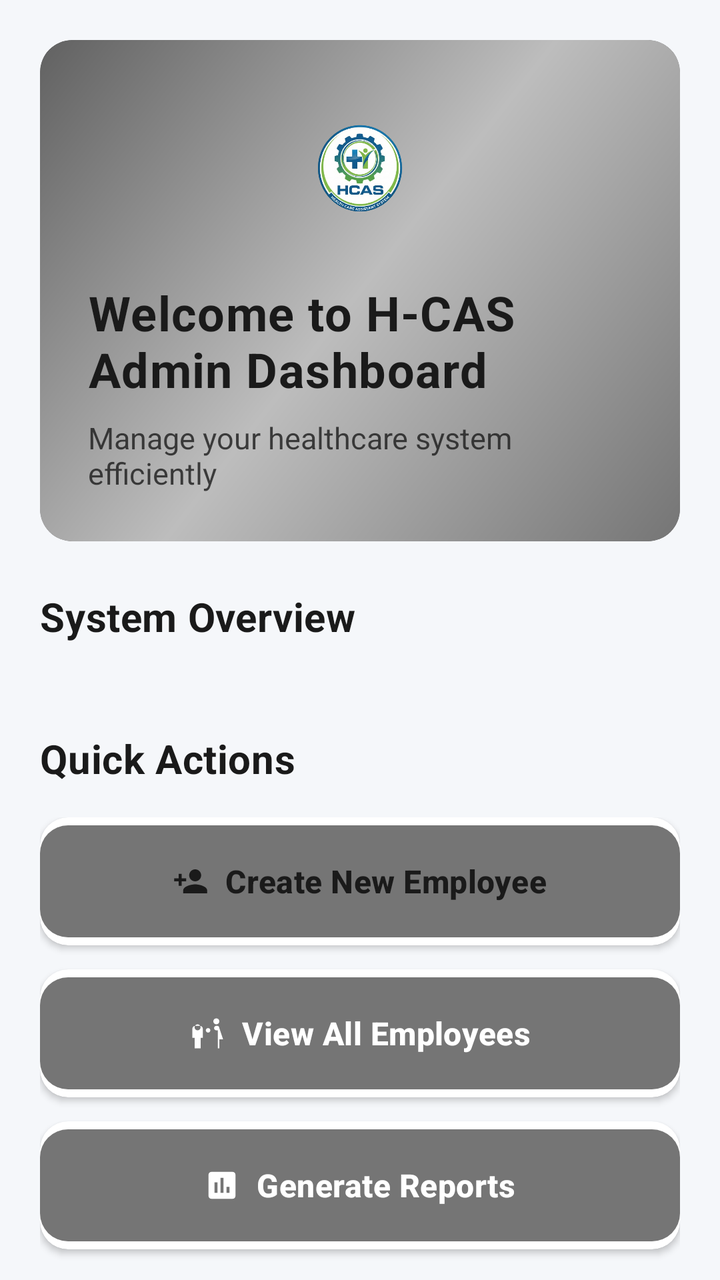
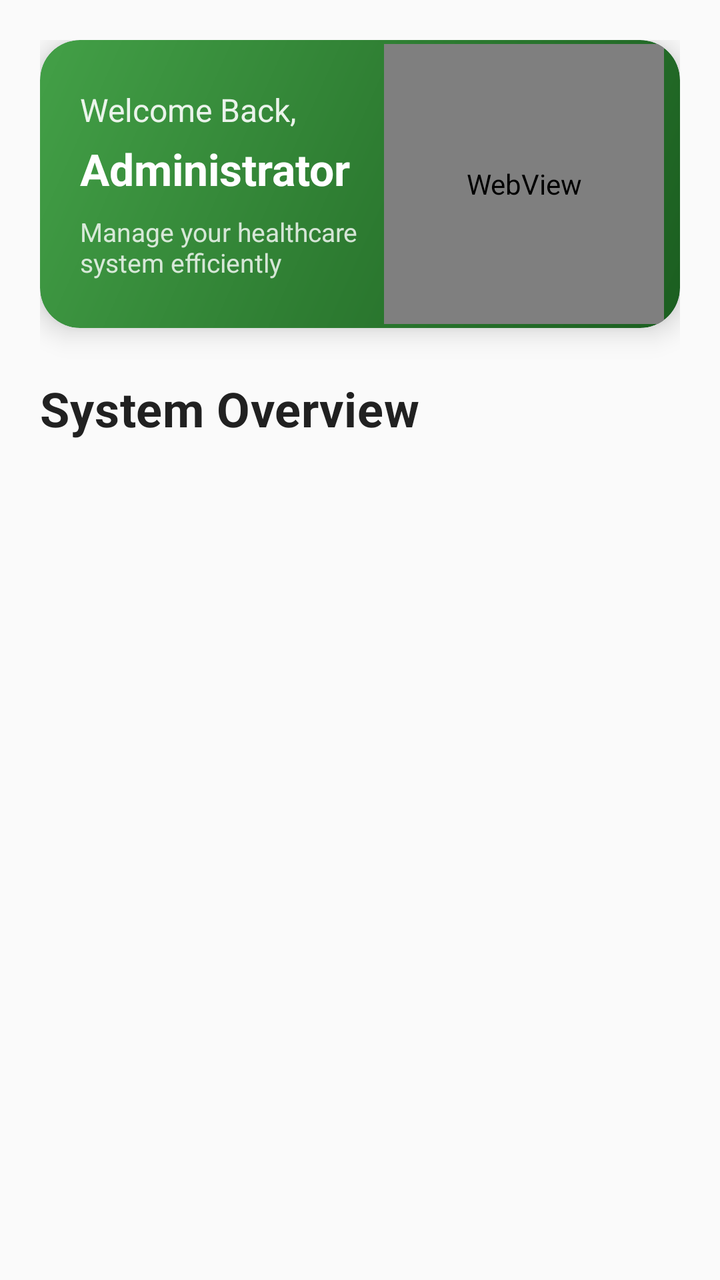

An Android layout rendered at two revisions. The XML below is the earlier revision; the diff shows what the commit changed to produce the second picture.
<!-- AndroidManifest.xml: activity theme Theme.H_CAS.NoActionBar -->
<!-- res/layout/fragment_admin_dashboard.xml -->
<?xml version="1.0" encoding="utf-8"?>
<ScrollView xmlns:android="http://schemas.android.com/apk/res/android"
    xmlns:app="http://schemas.android.com/apk/res-auto"
    android:layout_width="match_parent"
    android:layout_height="match_parent"
    android:background="#F5F7FA"
    android:fillViewport="true"
    android:scrollbars="none">

    <LinearLayout
        android:layout_width="match_parent"
        android:layout_height="wrap_content"
        android:orientation="vertical"
        android:padding="20dp">

        
        <com.google.android.material.card.MaterialCardView
            android:layout_width="match_parent"
            android:layout_height="wrap_content"
            android:layout_marginBottom="24dp"
            app:cardCornerRadius="16dp"
            app:cardElevation="0dp"
            app:strokeWidth="0dp"
            app:cardBackgroundColor="@color/admin_deep_purple">

            <LinearLayout
                android:layout_width="match_parent"
                android:layout_height="wrap_content"
                android:orientation="vertical"
                android:padding="24dp"
                android:background="@drawable/admin_welcome_background"
                android:gravity="center_horizontal">

                
                <ImageView
                    android:layout_width="80dp"
                    android:layout_height="80dp"
                    android:layout_marginBottom="16dp"
                    android:contentDescription="HCAS Logo"
                    android:scaleType="fitCenter"
                    android:src="@drawable/hcas_logo" />

                <TextView
                    android:id="@+id/welcomeTextView"
                    android:layout_width="wrap_content"
                    android:layout_height="wrap_content"
                    android:text="Welcome to H-CAS Admin Dashboard"
                    android:textSize="24sp"
                    android:textStyle="bold"
                    android:textColor="#1A1A1A"
                    android:letterSpacing="0.02" />

                <TextView
                    android:layout_width="wrap_content"
                    android:layout_height="wrap_content"
                    android:layout_marginTop="8dp"
                    android:text="Manage your healthcare system efficiently"
                    android:textSize="15sp"
                    android:textColor="#1A1A1A"
                    android:alpha="0.8" />

            </LinearLayout>

        </com.google.android.material.card.MaterialCardView>

        
        <LinearLayout
            android:layout_width="match_parent"
            android:layout_height="wrap_content"
            android:orientation="horizontal"
            android:gravity="center_vertical"
            android:layout_marginBottom="16dp">

            <TextView
                android:layout_width="0dp"
                android:layout_height="wrap_content"
                android:layout_weight="1"
                android:text="System Overview"
                android:textSize="20sp"
                android:textStyle="bold"
                android:textColor="#1A1A1A"
                android:letterSpacing="0.01" />

        </LinearLayout>

        <androidx.recyclerview.widget.RecyclerView
            android:id="@+id/statsRecyclerView"
            android:layout_width="match_parent"
            android:layout_height="wrap_content"
            android:layout_marginBottom="28dp"
            android:nestedScrollingEnabled="false" />

        
        <LinearLayout
            android:layout_width="match_parent"
            android:layout_height="wrap_content"
            android:orientation="horizontal"
            android:gravity="center_vertical"
            android:layout_marginBottom="16dp">

            <TextView
                android:layout_width="0dp"
                android:layout_height="wrap_content"
                android:layout_weight="1"
                android:text="Quick Actions"
                android:textSize="20sp"
                android:textStyle="bold"
                android:textColor="#1A1A1A"
                android:letterSpacing="0.01" />

        </LinearLayout>

        <LinearLayout
            android:layout_width="match_parent"
            android:layout_height="wrap_content"
            android:orientation="vertical">

            
            <com.google.android.material.card.MaterialCardView
                android:layout_width="match_parent"
                android:layout_height="wrap_content"
                android:layout_marginBottom="12dp"
                app:cardCornerRadius="14dp"
                app:cardElevation="2dp"
                app:strokeWidth="0dp"
                app:cardBackgroundColor="@color/white">

                <com.google.android.material.button.MaterialButton
                    android:id="@+id/createEmployeeButton"
                    android:layout_width="match_parent"
                    android:layout_height="64dp"
                    android:text="Create New Employee"
                    android:textSize="16sp"
                    android:textStyle="bold"
                    android:textColor="#1A1A1A"
                    android:letterSpacing="0.01"
                    app:icon="@drawable/ic_add_user"
                    app:iconGravity="textStart"
                    app:iconTint="#1A1A1A"
                    app:cornerRadius="14dp"
                    app:backgroundTint="@color/admin_deep_purple"
                    app:elevation="0dp"
                    android:paddingStart="20dp"
                    android:paddingEnd="20dp" />

            </com.google.android.material.card.MaterialCardView>

            
            <com.google.android.material.card.MaterialCardView
                android:layout_width="match_parent"
                android:layout_height="wrap_content"
                android:layout_marginBottom="12dp"
                app:cardCornerRadius="14dp"
                app:cardElevation="2dp"
                app:strokeWidth="0dp"
                app:cardBackgroundColor="@color/white">

                <com.google.android.material.button.MaterialButton
                    android:id="@+id/viewEmployeesButton"
                    android:layout_width="match_parent"
                    android:layout_height="64dp"
                    android:text="View All Employees"
                    android:textSize="16sp"
                    android:textStyle="bold"
                    android:textColor="@color/white"
                    android:letterSpacing="0.01"
                    app:icon="@drawable/ic_manage_users"
                    app:iconGravity="textStart"
                    app:iconTint="@color/white"
                    app:cornerRadius="14dp"
                    app:backgroundTint="@color/admin_deep_purple"
                    app:elevation="0dp"
                    android:paddingStart="20dp"
                    android:paddingEnd="20dp" />

            </com.google.android.material.card.MaterialCardView>

            
            <com.google.android.material.card.MaterialCardView
                android:layout_width="match_parent"
                android:layout_height="wrap_content"
                android:layout_marginBottom="8dp"
                app:cardCornerRadius="14dp"
                app:cardElevation="2dp"
                app:strokeWidth="0dp"
                app:cardBackgroundColor="@color/white">

                <com.google.android.material.button.MaterialButton
                    android:id="@+id/generateReportsButton"
                    android:layout_width="match_parent"
                    android:layout_height="64dp"
                    android:text="Generate Reports"
                    android:textSize="16sp"
                    android:textStyle="bold"
                    android:textColor="@color/white"
                    android:letterSpacing="0.01"
                    app:icon="@drawable/ic_reports"
                    app:iconGravity="textStart"
                    app:iconTint="@color/white"
                    app:cornerRadius="14dp"
                    app:backgroundTint="@color/admin_deep_purple"
                    app:elevation="0dp"
                    android:paddingStart="20dp"
                    android:paddingEnd="20dp" />

            </com.google.android.material.card.MaterialCardView>

        </LinearLayout>

    </LinearLayout>

</ScrollView>
<!-- resources referenced by this layout -->
<resources>
  <color name="admin_deep_purple">#757575</color>
  <color name="white">#FFFFFFFF</color>
  <!-- drawable admin_welcome_background (drawable) -->
  <?xml version="1.0" encoding="utf-8"?>
  <shape xmlns:android="http://schemas.android.com/apk/res/android"
      android:shape="rectangle">
      <gradient
          android:angle="135"
          android:startColor="#757575"
          android:centerColor="#BDBDBD"
          android:endColor="#616161"
          android:type="linear" />
      <corners android:radius="16dp" />
  </shape>
  <!-- drawable hcas_logo: png bitmap (drawable, 219945 bytes) -->
  <!-- drawable ic_add_user (drawable) -->
  <vector xmlns:android="http://schemas.android.com/apk/res/android"
      android:width="24dp"
      android:height="24dp"
      android:viewportWidth="24"
      android:viewportHeight="24"
      android:tint="@color/nav_item_color">
    <path
        android:fillColor="@android:color/white"
        android:pathData="M15,12c2.21,0 4,-1.79 4,-4s-1.79,-4 -4,-4 -4,1.79 -4,4 1.79,4 4,4zM6,10L6,7L4,7v3L1,10v2h3v3h2v-3h3v-2L6,10zM15,14c-2.67,0 -8,1.34 -8,4v2h16v-2c0,-2.66 -5.33,-4 -8,-4z"/>
  </vector>
  <!-- drawable ic_manage_users (drawable) -->
  <vector xmlns:android="http://schemas.android.com/apk/res/android"
      android:width="24dp"
      android:height="24dp"
      android:viewportWidth="24"
      android:viewportHeight="24"
      android:tint="@color/nav_item_color">
    <path
        android:fillColor="@android:color/white"
        android:pathData="M16,4c0,-1.11 0.89,-2 2,-2s2,0.89 2,2 -0.89,2 -2,2 -2,-0.89 -2,-2zM20,22v-6h2.5l-2.54,-7.63A1.5,1.5 0,0 0,18.54 7L18,7c-0.83,0 -1.5,0.67 -1.5,1.5S17.17,10 18,10h1v12h1zM12.5,11.5c0.83,0 1.5,-0.67 1.5,-1.5s-0.67,-1.5 -1.5,-1.5S11,9.17 11,10s0.67,1.5 1.5,1.5zM5.5,6c1.11,0 2,0.89 2,2s-0.89,2 -2,2 -2,-0.89 -2,-2 0.89,-2 2,-2zM7.5,22v-7H9L9,9c0,-1.1 -0.9,-2 -2,-2H4C2.9,7 2,7.9 2,9v6h1.5v7h4z"/>
  </vector>
  <!-- drawable ic_reports (drawable) -->
  <vector xmlns:android="http://schemas.android.com/apk/res/android"
      android:width="24dp"
      android:height="24dp"
      android:viewportWidth="24"
      android:viewportHeight="24"
      android:tint="@color/nav_item_color">
    <path
        android:fillColor="@android:color/white"
        android:pathData="M19,3H5C3.9,3 3,3.9 3,5v14c0,1.1 0.9,2 2,2h14c1.1,0 2,-0.9 2,-2V5C21,3.9 20.1,3 19,3zM9,17H7v-7h2V17zM13,17h-2V7h2V17zM17,17h-2v-4h2V17z"/>
  </vector>
  <style name="Theme.H_CAS.NoActionBar" parent="Theme.Material3.DayNight.NoActionBar">
          <item name="colorPrimary">@color/primary_blue</item>
          <item name="colorPrimaryDark">@color/primary_blue_dark</item>
          <item name="colorAccent">@color/accent_blue</item>
          <item name="android:statusBarColor">@color/white</item>
          <item name="android:windowLightStatusBar">true</item>
      </style>
  <color name="nav_item_color">#727272</color>
  <color name="primary_blue">#1976D2</color>
  <color name="primary_blue_dark">#1565C0</color>
  <color name="accent_blue">#2196F3</color>
</resources>

<!-- the commit's change to res/layout/fragment_admin_dashboard.xml (unified diff, before → after) -->
@@ -3,7 +3,7 @@
     xmlns:app="http://schemas.android.com/apk/res-auto"
     android:layout_width="match_parent"
     android:layout_height="match_parent"
-    android:background="#F5F7FA"
+    android:background="@color/background_light"
     android:fillViewport="true"
     android:scrollbars="none">
 
@@ -18,194 +18,91 @@
             android:layout_width="match_parent"
             android:layout_height="wrap_content"
             android:layout_marginBottom="24dp"
-            app:cardCornerRadius="16dp"
-            app:cardElevation="0dp"
-            app:strokeWidth="0dp"
-            app:cardBackgroundColor="@color/admin_deep_purple">
+            app:cardCornerRadius="20dp"
+            app:cardElevation="8dp"
+            app:strokeWidth="0dp">
 
-            <LinearLayout
+            <androidx.constraintlayout.widget.ConstraintLayout
                 android:layout_width="match_parent"
                 android:layout_height="wrap_content"
-                android:orientation="vertical"
-                android:padding="24dp"
-                android:background="@drawable/admin_welcome_background"
-                android:gravity="center_horizontal">
+                android:background="@drawable/admin_welcome_gradient">
 
                 
-                <ImageView
-                    android:layout_width="80dp"
-                    android:layout_height="80dp"
-                    android:layout_marginBottom="16dp"
-                    android:contentDescription="HCAS Logo"
-                    android:scaleType="fitCenter"
-                    android:src="@drawable/hcas_logo" />
+                <TextView
+                    android:id="@+id/welcomeTitle"
+                    android:layout_width="0dp"
+                    android:layout_height="wrap_content"
+                    android:layout_marginStart="20dp"
+                    android:layout_marginTop="24dp"
+                    android:text="Welcome Back,"
+                    android:textColor="@color/white"
+                    android:textSize="16sp"
+                    android:alpha="0.9"
+                    app:layout_constraintStart_toStartOf="parent"
+                    app:layout_constraintTop_toTopOf="parent"
+                    app:layout_constraintEnd_toStartOf="@id/macbookAnimation" />
 
                 <TextView
-                    android:id="@+id/welcomeTextView"
-                    android:layout_width="wrap_content"
+                    android:id="@+id/adminNameText"
+                    android:layout_width="0dp"
                     android:layout_height="wrap_content"
-                    android:text="Welcome to H-CAS Admin Dashboard"
-                    android:textSize="24sp"
+                    android:layout_marginStart="20dp"
+                    android:layout_marginTop="4dp"
+                    android:text="Administrator"
+                    android:textColor="@color/white"
+                    android:textSize="22sp"
                     android:textStyle="bold"
-                    android:textColor="#1A1A1A"
-                    android:letterSpacing="0.02" />
+                    app:layout_constraintStart_toStartOf="parent"
+                    app:layout_constraintTop_toBottomOf="@id/welcomeTitle"
+                    app:layout_constraintEnd_toStartOf="@id/macbookAnimation" />
 
                 <TextView
-                    android:layout_width="wrap_content"
+                    android:id="@+id/welcomeSubtitle"
+                    android:layout_width="0dp"
                     android:layout_height="wrap_content"
+                    android:layout_marginStart="20dp"
                     android:layout_marginTop="8dp"
+                    android:layout_marginBottom="24dp"
                     android:text="Manage your healthcare system efficiently"
-                    android:textSize="15sp"
-                    android:textColor="#1A1A1A"
-                    android:alpha="0.8" />
+                    android:textColor="@color/white"
+                    android:textSize="13sp"
+                    android:alpha="0.8"
+                    app:layout_constraintStart_toStartOf="parent"
+                    app:layout_constraintTop_toBottomOf="@id/adminNameText"
+                    app:layout_constraintBottom_toBottomOf="parent"
+                    app:layout_constraintEnd_toStartOf="@id/macbookAnimation" />
 
-            </LinearLayout>
+                
+                <WebView
+                    android:id="@+id/macbookAnimation"
+                    android:layout_width="140dp"
+                    android:layout_height="140dp"
+                    android:layout_marginEnd="8dp"
+                    app:layout_constraintEnd_toEndOf="parent"
+                    app:layout_constraintTop_toTopOf="parent"
+                    app:layout_constraintBottom_toBottomOf="parent" />
+
+            </androidx.constraintlayout.widget.ConstraintLayout>
 
         </com.google.android.material.card.MaterialCardView>
 
         
-        <LinearLayout
-            android:layout_width="match_parent"
+        <TextView
+            android:layout_width="wrap_content"
             android:layout_height="wrap_content"
-            android:orientation="horizontal"
-            android:gravity="center_vertical"
-            android:layout_marginBottom="16dp">
+            android:layout_marginBottom="20dp"
+            android:text="System Overview"
+            android:textSize="24sp"
+            android:textStyle="bold"
+            android:textColor="@color/text_primary"
+            android:letterSpacing="0.01" />
 
-            <TextView
-                android:layout_width="0dp"
-                android:layout_height="wrap_content"
-                android:layout_weight="1"
-                android:text="System Overview"
-                android:textSize="20sp"
-                android:textStyle="bold"
-                android:textColor="#1A1A1A"
-                android:letterSpacing="0.01" />
-
-        </LinearLayout>
-
+        
         <androidx.recyclerview.widget.RecyclerView
             android:id="@+id/statsRecyclerView"
             android:layout_width="match_parent"
             android:layout_height="wrap_content"
-            android:layout_marginBottom="28dp"
             android:nestedScrollingEnabled="false" />
-
-        
-        <LinearLayout
-            android:layout_width="match_parent"
-            android:layout_height="wrap_content"
-            android:orientation="horizontal"
-            android:gravity="center_vertical"
-            android:layout_marginBottom="16dp">
-
-            <TextView
-                android:layout_width="0dp"
-                android:layout_height="wrap_content"
-                android:layout_weight="1"
-                android:text="Quick Actions"
-                android:textSize="20sp"
-                android:textStyle="bold"
-                android:textColor="#1A1A1A"
-                android:letterSpacing="0.01" />
-
-        </LinearLayout>
-
-        <LinearLayout
-            android:layout_width="match_parent"
-            android:layout_height="wrap_content"
-            android:orientation="vertical">
-
-            
-            <com.google.android.material.card.MaterialCardView
-                android:layout_width="match_parent"
-                android:layout_height="wrap_content"
-                android:layout_marginBottom="12dp"
-                app:cardCornerRadius="14dp"
-                app:cardElevation="2dp"
-                app:strokeWidth="0dp"
-                app:cardBackgroundColor="@color/white">
-
-                <com.google.android.material.button.MaterialButton
-                    android:id="@+id/createEmployeeButton"
-                    android:layout_width="match_parent"
-                    android:layout_height="64dp"
-                    android:text="Create New Employee"
-                    android:textSize="16sp"
-                    android:textStyle="bold"
-                    android:textColor="#1A1A1A"
-                    android:letterSpacing="0.01"
-                    app:icon="@drawable/ic_add_user"
-                    app:iconGravity="textStart"
-                    app:iconTint="#1A1A1A"
-                    app:cornerRadius="14dp"
-                    app:backgroundTint="@color/admin_deep_purple"
-                    app:elevation="0dp"
-                    android:paddingStart="20dp"
-                    android:paddingEnd="20dp" />
-
-            </com.google.android.material.card.MaterialCardView>
-
-            
-            <com.google.android.material.card.MaterialCardView
-                android:layout_width="match_parent"
-                android:layout_height="wrap_content"
-                android:layout_marginBottom="12dp"
-                app:cardCornerRadius="14dp"
-                app:cardElevation="2dp"
-                app:strokeWidth="0dp"
-                app:cardBackgroundColor="@color/white">
-
-                <com.google.android.material.button.MaterialButton
-                    android:id="@+id/viewEmployeesButton"
-                    android:layout_width="match_parent"
-                    android:layout_height="64dp"
-                    android:text="View All Employees"
-                    android:textSize="16sp"
-                    android:textStyle="bold"
-                    android:textColor="@color/white"
-                    android:letterSpacing="0.01"
-                    app:icon="@drawable/ic_manage_users"
-                    app:iconGravity="textStart"
-                    app:iconTint="@color/white"
-                    app:cornerRadius="14dp"
-                    app:backgroundTint="@color/admin_deep_purple"
-                    app:elevation="0dp"
-                    android:paddingStart="20dp"
-                    android:paddingEnd="20dp" />
-
-            </com.google.android.material.card.MaterialCardView>
-
-            
-            <com.google.android.material.card.MaterialCardView
-                android:layout_width="match_parent"
-                android:layout_height="wrap_content"
-                android:layout_marginBottom="8dp"
-                app:cardCornerRadius="14dp"
-                app:cardElevation="2dp"
-                app:strokeWidth="0dp"
-                app:cardBackgroundColor="@color/white">
-
-                <com.google.android.material.button.MaterialButton
-                    android:id="@+id/generateReportsButton"
-                    android:layout_width="match_parent"
-                    android:layout_height="64dp"
-                    android:text="Generate Reports"
-                    android:textSize="16sp"
-                    android:textStyle="bold"
-                    android:textColor="@color/white"
-                    android:letterSpacing="0.01"
-                    app:icon="@drawable/ic_reports"
-                    app:iconGravity="textStart"
-                    app:iconTint="@color/white"
-                    app:cornerRadius="14dp"
-                    app:backgroundTint="@color/admin_deep_purple"
-                    app:elevation="0dp"
-                    android:paddingStart="20dp"
-                    android:paddingEnd="20dp" />
-
-            </com.google.android.material.card.MaterialCardView>
-
-        </LinearLayout>
 
     </LinearLayout>
 
<!-- resource entries referenced after the edit -->
@@ -1,53 +1,20 @@
 <!-- resources referenced by this layout -->
 <resources>
-  <color name="admin_deep_purple">#757575</color>
+  <color name="background_light">#FAFAFA</color>
+  <color name="text_primary">#212121</color>
   <color name="white">#FFFFFFFF</color>
-  <!-- drawable admin_welcome_background (drawable) -->
+  <!-- drawable admin_welcome_gradient (drawable) -->
   <?xml version="1.0" encoding="utf-8"?>
   <shape xmlns:android="http://schemas.android.com/apk/res/android"
       android:shape="rectangle">
       <gradient
+          android:type="linear"
           android:angle="135"
-          android:startColor="#757575"
-          android:centerColor="#BDBDBD"
-          android:endColor="#616161"
-          android:type="linear" />
-      <corners android:radius="16dp" />
+          android:startColor="#1B5E20"
+          android:centerColor="#2E7D32"
+          android:endColor="#43A047" />
+      <corners android:radius="20dp" />
   </shape>
-  <!-- drawable hcas_logo: png bitmap (drawable, 219945 bytes) -->
-  <!-- drawable ic_add_user (drawable) -->
-  <vector xmlns:android="http://schemas.android.com/apk/res/android"
-      android:width="24dp"
-      android:height="24dp"
-      android:viewportWidth="24"
-      android:viewportHeight="24"
-      android:tint="@color/nav_item_color">
-    <path
-        android:fillColor="@android:color/white"
-        android:pathData="M15,12c2.21,0 4,-1.79 4,-4s-1.79,-4 -4,-4 -4,1.79 -4,4 1.79,4 4,4zM6,10L6,7L4,7v3L1,10v2h3v3h2v-3h3v-2L6,10zM15,14c-2.67,0 -8,1.34 -8,4v2h16v-2c0,-2.66 -5.33,-4 -8,-4z"/>
-  </vector>
-  <!-- drawable ic_manage_users (drawable) -->
-  <vector xmlns:android="http://schemas.android.com/apk/res/android"
-      android:width="24dp"
-      android:height="24dp"
-      android:viewportWidth="24"
-      android:viewportHeight="24"
-      android:tint="@color/nav_item_color">
-    <path
-        android:fillColor="@android:color/white"
-        android:pathData="M16,4c0,-1.11 0.89,-2 2,-2s2,0.89 2,2 -0.89,2 -2,2 -2,-0.89 -2,-2zM20,22v-6h2.5l-2.54,-7.63A1.5,1.5 0,0 0,18.54 7L18,7c-0.83,0 -1.5,0.67 -1.5,1.5S17.17,10 18,10h1v12h1zM12.5,11.5c0.83,0 1.5,-0.67 1.5,-1.5s-0.67,-1.5 -1.5,-1.5S11,9.17 11,10s0.67,1.5 1.5,1.5zM5.5,6c1.11,0 2,0.89 2,2s-0.89,2 -2,2 -2,-0.89 -2,-2 0.89,-2 2,-2zM7.5,22v-7H9L9,9c0,-1.1 -0.9,-2 -2,-2H4C2.9,7 2,7.9 2,9v6h1.5v7h4z"/>
-  </vector>
-  <!-- drawable ic_reports (drawable) -->
-  <vector xmlns:android="http://schemas.android.com/apk/res/android"
-      android:width="24dp"
-      android:height="24dp"
-      android:viewportWidth="24"
-      android:viewportHeight="24"
-      android:tint="@color/nav_item_color">
-    <path
-        android:fillColor="@android:color/white"
-        android:pathData="M19,3H5C3.9,3 3,3.9 3,5v14c0,1.1 0.9,2 2,2h14c1.1,0 2,-0.9 2,-2V5C21,3.9 20.1,3 19,3zM9,17H7v-7h2V17zM13,17h-2V7h2V17zM17,17h-2v-4h2V17z"/>
-  </vector>
   <style name="Theme.H_CAS.NoActionBar" parent="Theme.Material3.DayNight.NoActionBar">
           <item name="colorPrimary">@color/primary_blue</item>
           <item name="colorPrimaryDark">@color/primary_blue_dark</item>
@@ -55,7 +22,6 @@
           <item name="android:statusBarColor">@color/white</item>
           <item name="android:windowLightStatusBar">true</item>
       </style>
-  <color name="nav_item_color">#727272</color>
   <color name="primary_blue">#1976D2</color>
   <color name="primary_blue_dark">#1565C0</color>
   <color name="accent_blue">#2196F3</color>
